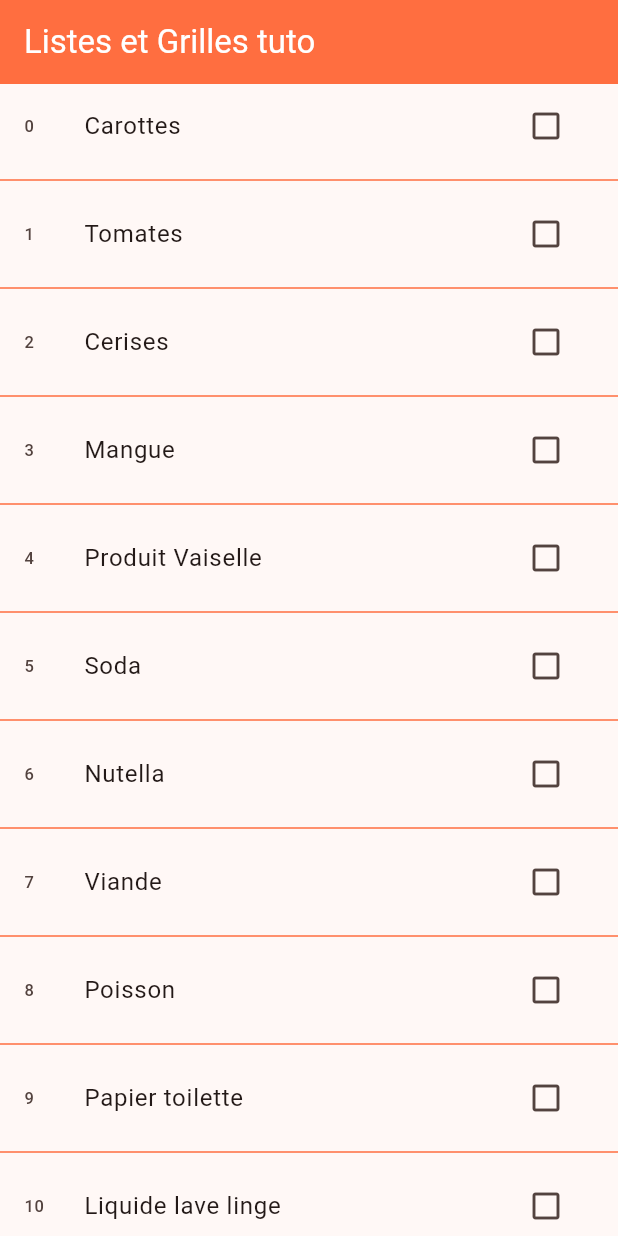
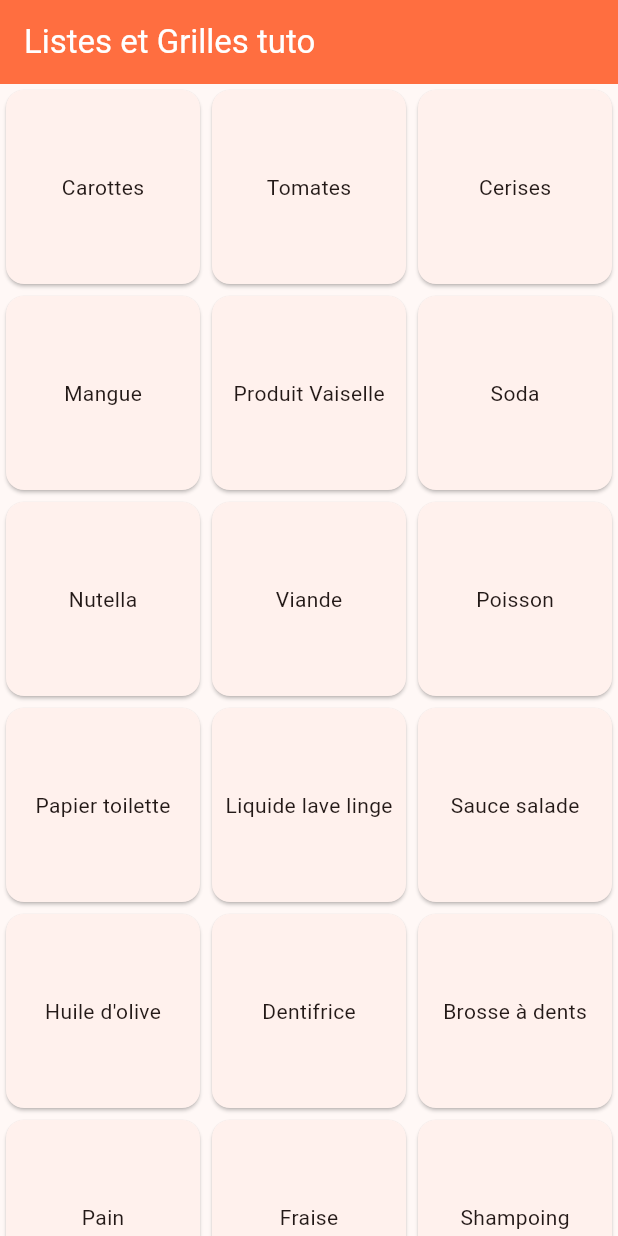
Before and after one commit to MaximeBel24/Tuto-liste-grille-flutter, a Flutter app: the screen it shows after launch, on a phone screen of 412 x 824 dp. Run offline on Flutter 3.47's test engine with Material 3 defaults, Android fonts, the phone set to English and light mode, and no system bars.

Commit message:
ajout d'une grid view

```diff
--- a/lib/main.dart
+++ b/lib/main.dart
@@ -99,35 +99,19 @@ class _MyHomePageState extends State<MyHomePage> {
         backgroundColor: Colors.deepOrangeAccent,
         title: Text(widget.title, style: const TextStyle(color: Colors.white),),
       ),
-      body: ListView.separated(
+      body: GridView.builder(
+          gridDelegate: SliverGridDelegateWithMaxCrossAxisExtent(maxCrossAxisExtent: MediaQuery.of(context).size.width / 3),
+          // const SliverGridDelegateWithFixedCrossAxisCount(crossAxisCount: 3),
           itemBuilder: (BuildContext context, int index) {
-            return Dismissible(
-                key: Key(maListeDeCourses[index].element),
-                child: tile(index),
-              direction: DismissDirection.endToStart,
-              onDismissed: (direction) {
-                  setState(() {
-                    maListeDeCourses.removeAt(index);
-                  });
-              },
-              background: Container(
-                margin: EdgeInsets.only(right: 8),
-                child: Row(
-                  mainAxisSize: MainAxisSize.max,
-                  children: [
-                    Spacer(),
-                    Text("Swipe pour supprimer")
-                  ],
-                ),
-                color: Colors.redAccent
+            return Card(
+              child: Center(
+                child: Text(maListeDeCourses[index].element),
               ),
             );
           },
-          separatorBuilder: (BuildContext context, int index) {
-            return const Divider(color: Colors.deepOrangeAccent, thickness: 1,);
-          },
-          itemCount: maListeDeCourses.length
-      )
+        itemCount: maListeDeCourses.length,
+      ),
+
     );
   }
 
@@ -162,4 +146,35 @@ class Course {
   update() {
     bought = !bought;
   }
+
+// body: ListView.separated(
+//     itemBuilder: (BuildContext context, int index) {
+//       return Dismissible(
+//           key: Key(maListeDeCourses[index].element),
+//           child: tile(index),
+//         direction: DismissDirection.endToStart,
+//         onDismissed: (direction) {
+//             setState(() {
+//               maListeDeCourses.removeAt(index);
+//             });
+//         },
+//         background: Container(
+//           padding: EdgeInsets.only(right: 15),
+//           // margin: EdgeInsets.only(right: 15),
+//           child: Row(
+//             mainAxisSize: MainAxisSize.max,
+//             children: [
+//               Spacer(),
+//               Text("Swipe pour supprimer",style: TextStyle(color: Colors.white),)
+//             ],
+//           ),
+//           color: Colors.redAccent
+//         ),
+//       );
+//     },
+//     separatorBuilder: (BuildContext context, int index) {
+//       return const Divider(color: Colors.deepOrangeAccent, thickness: 1,);
+//     },
+//     itemCount: maListeDeCourses.length
+// )
 }
```
